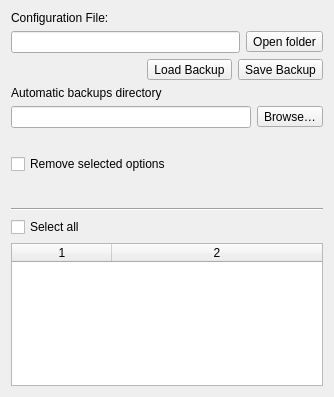
Qt form ui/options_maintenance.ui (metabrainz/picard) before a commit.
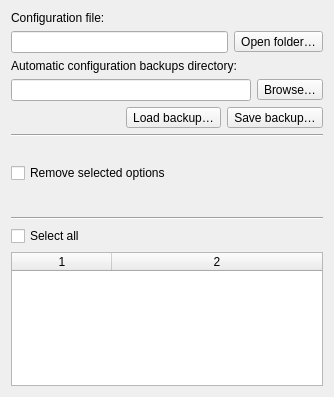
The same form after that commit.

Commit message:
Modify maintenance options page label text and layout.
- expand automatic backup directory label and add trailing colon
- move Load and Save buttons
- add line to separate config file/directory from setting removal
- change to sentence case for existing option label and buttons
- add ellipses to buttons that open new dialogs/windows

```diff
--- a/ui/options_maintenance.ui
+++ b/ui/options_maintenance.ui
@@ -14,7 +14,7 @@
    <item>
     <widget class="QLabel" name="label">
      <property name="text">
-      <string>Configuration File:</string>
+      <string>Configuration file:</string>
      </property>
     </widget>
    </item>
@@ -39,7 +39,34 @@
         </sizepolicy>
        </property>
        <property name="text">
-        <string>Open folder</string>
+        <string>Open folder…</string>
+       </property>
+      </widget>
+     </item>
+    </layout>
+   </item>
+   <item>
+    <widget class="QLabel" name="label_2">
+     <property name="text">
+      <string>Automatic configuration backups directory:</string>
+     </property>
+    </widget>
+   </item>
+   <item>
+    <layout class="QHBoxLayout" name="horizontalLayout_6">
+     <item>
+      <widget class="QLineEdit" name="autobackup_dir"/>
+     </item>
+     <item>
+      <widget class="QToolButton" name="browse_autobackup_dir">
+       <property name="sizePolicy">
+        <sizepolicy hsizetype="Minimum" vsizetype="Fixed">
+         <horstretch>0</horstretch>
+         <verstretch>0</verstretch>
+        </sizepolicy>
+       </property>
+       <property name="text">
+        <string>Browse…</string>
        </property>
       </widget>
      </item>
@@ -72,7 +99,7 @@
         </sizepolicy>
        </property>
        <property name="text">
-        <string>Load Backup</string>
+        <string>Load backup…</string>
        </property>
       </widget>
      </item>
@@ -85,39 +112,19 @@
         </sizepolicy>
        </property>
        <property name="text">
-        <string>Save Backup</string>
+        <string>Save backup…</string>
        </property>
       </widget>
      </item>
     </layout>
    </item>
    <item>
-    <widget class="QLabel" name="label_2">
-     <property name="text">
-      <string>Automatic backups directory</string>
+    <widget class="Line" name="line_2">
+     <property name="orientation">
+      <enum>Qt::Horizontal</enum>
      </property>
     </widget>
    </item>
-   <item>
-    <layout class="QHBoxLayout" name="horizontalLayout_6">
-     <item>
-      <widget class="QLineEdit" name="autobackup_dir"/>
-     </item>
-     <item>
-      <widget class="QToolButton" name="browse_autobackup_dir">
-       <property name="sizePolicy">
-        <sizepolicy hsizetype="Minimum" vsizetype="Fixed">
-         <horstretch>0</horstretch>
-         <verstretch>0</verstretch>
-        </sizepolicy>
-       </property>
-       <property name="text">
-        <string>Browse…</string>
-       </property>
-      </widget>
-     </item>
-    </layout>
-   </item>
    <item>
     <widget class="QLabel" name="option_counts">
      <property name="sizePolicy">
```
The commit also changes 1 other file.
